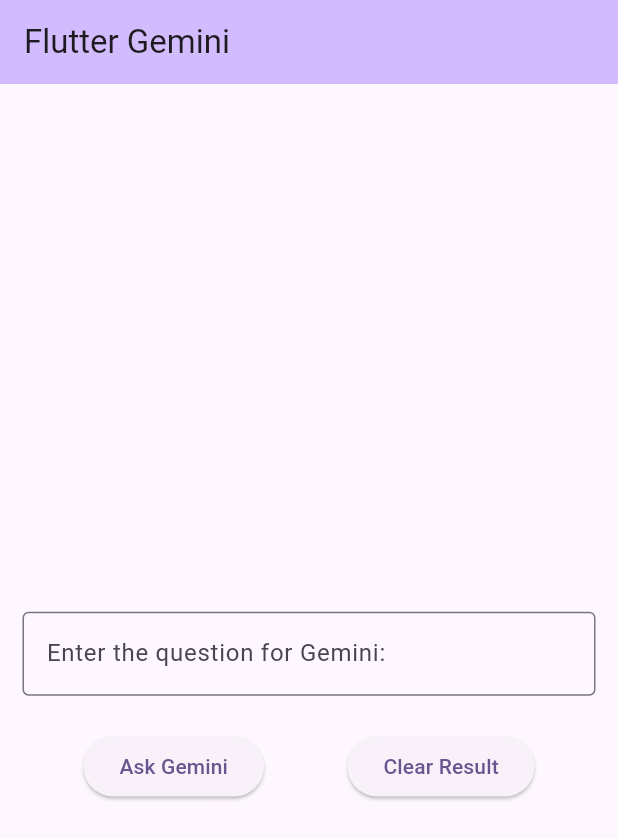
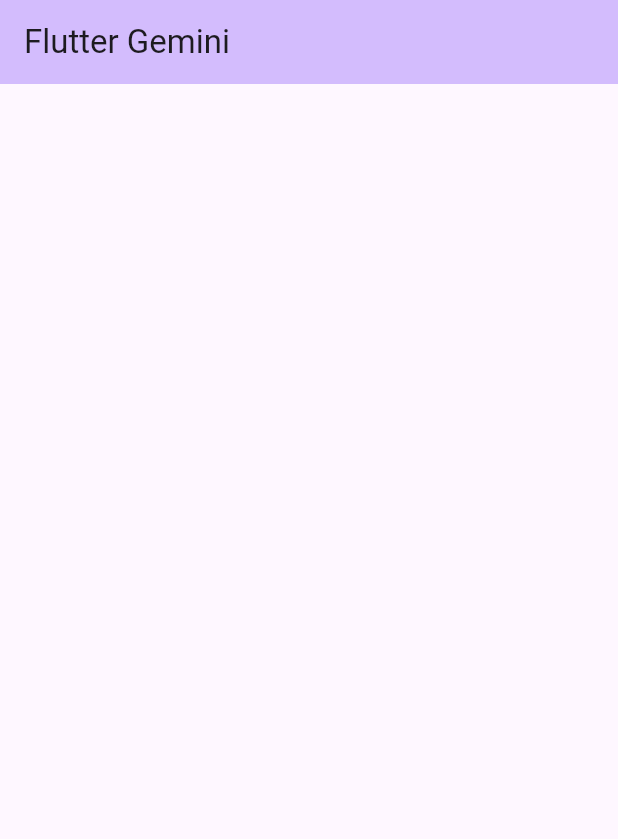
Before and after one commit to EngPeterAtef/gemini_bot_flutter, a Flutter app: the screen it shows after launch, on a phone screen of 412 x 824 dp. Shown: the top 839 px of the screen. Run offline on Flutter 3.47's test engine with Material 3 defaults, Android fonts, the phone set to English and light mode, and no system bars.

Commit message:
learning version init

```diff
--- a/lib/main.dart
+++ b/lib/main.dart
@@ -1,15 +1,12 @@
 import 'dart:async';
-
 import 'package:flutter/material.dart';
-import 'package:flutter_gemini/flutter_gemini.dart';
-import 'package:markdown_widget/markdown_widget.dart';
-import 'package:gemini_bot_flutter/components/code_wrapper.dart';
+// TODO: Import the flutter_gemini package
+// TODO: Import the markdown_widget package
+// TODO: Import the code_wrapper component
 
 void main() {
-  Gemini.init(
-    apiKey: const String.fromEnvironment('apiKey'),
-    enableDebugging: true,
-  );
+  // TODO: Initialize the Gemini instance
+  // TODO: pass the apiKey as environment variable
   runApp(const MyApp());
 }
 
@@ -21,9 +18,9 @@ class MyApp extends StatelessWidget {
     return MaterialApp(
       title: 'Flutter Gemini',
       debugShowCheckedModeBanner: false,
-      // themeMode: ThemeMode.dark,
       darkTheme: ThemeData(
-        colorScheme: ColorScheme.fromSeed(seedColor: Colors.deepPurple),
+        colorScheme: ColorScheme.fromSeed(
+            seedColor: const Color.fromARGB(255, 77, 12, 189)),
         useMaterial3: true,
       ),
       theme: ThemeData(
@@ -44,57 +41,36 @@ class MyHomePage extends StatefulWidget {
 }
 
 class _MyHomePageState extends State<MyHomePage> {
-  final _controller = TextEditingController();
-  final gemini = Gemini.instance;
+  // TODO: Create a TextEditingController
 
-  var _result = '';
-  bool _geminiAsk = true;
+  // TODO: Create a Gemini instance
 
-  /// This function is called when the user submits a question
+  // TODO: Create a variable to store the result of the question
+
+  // TODO: Create a variable to store the state of the model it represents if you can ask now or not
+
+  // TODO: Create a function to handle the submission of the question
+  /// _onSubmitQuestion is a function is called when the user submits a question
+  /// It takes the question [String] as a parameter and returns a [Future]
   Future<void>? _onSubmitQuestion(String val) async {
-    gemini
-        .text(
-      val,
-      generationConfig: GenerationConfig(
-        temperature: 0.5,
-        // maxOutputTokens: 512,
-      ),
-    )
-        .then((value) {
-      setState(() {
-        _result += value?.output ?? 'No result found';
-        print("Output: $value");
-      });
-    }).onError((e) {
-      print('text generation exception: ${e!}');
-    } as FutureOr<Null> Function(Object error, StackTrace stackTrace));
-    // Stream Generate Content
-    // gemini
-    //     .streamGenerateContent(
-    //   value,
-    //   generationConfig: GenerationConfig(
-    //     temperature: 0.5,
-    //     // maxOutputTokens: 512,
-    //   ),
-    // )
-    //     .listen((value) {
-    //   setState(() {
-    //     _result += value.output ?? 'No result found';
-    //     _geminiAsk = !_geminiAsk;
-    //     print("Output: $value");
-    //   });
-    // }).onError((e) {
-    //   print('streamGenerateContent exception: $e');
-    // });
+    // TODO: use the gemini instance to call text method that takes the question as parameter and also model configuration
+
+    // TODO: handle the result of the question using then method and also handle the error using onError method
+    // TODO: set the result of the question to the _result variable
+
+    // HINT: convert the error type to: FutureOr<Null> Function(Object error, StackTrace stackTrace));
   }
 
   @override
   Widget build(BuildContext context) {
+    // get the brightness of the theme
     final isDark = Theme.of(context).brightness == Brightness.dark;
-    final config =
-        isDark ? MarkdownConfig.darkConfig : MarkdownConfig.defaultConfig;
-    final codeWrapper =
-        (child, text, language) => CodeWrapperWidget(child, text, language);
+    // get the config of the markdown based on the brightness of the theme
+    // final config =
+    //     isDark ? MarkdownConfig.darkConfig : MarkdownConfig.defaultConfig;
+    // get the code wrapper component as a function
+    // final codeWrapper =
+    //     (child, text, language) => CodeWrapperWidget(child, text, language);
 
     return Scaffold(
       appBar: AppBar(
@@ -108,161 +84,34 @@ class _MyHomePageState extends State<MyHomePage> {
           height: MediaQuery.of(context).size.height,
           child: Column(
             mainAxisAlignment: MainAxisAlignment.center,
-            // crossAxisAlignment: CrossAxisAlignment.center,
             children: <Widget>[
               Padding(
                 padding: const EdgeInsets.all(15.0),
-                child: TextField(
-                  decoration: const InputDecoration(
-                    border: OutlineInputBorder(),
-                    labelText: 'Enter the question for Gemini:',
-                  ),
-                  controller: _controller,
-                  onSubmitted: (value) {
-                    _onSubmitQuestion(value);
-                    setState(() {
-                      _geminiAsk = !_geminiAsk; //it should be false
-                    });
-                  },
-                  enabled: _geminiAsk,
-                ),
+                // TODO: Create a TextField to take the question from the user and set the controller to the _controller
+                // TODO: Set the onSubmitted to the _onSubmitQuestion function and also set the toggle the _geminiAsk variable so that TextField is disabled
+                child: null,
               ),
               SizedBox(height: MediaQuery.of(context).size.height * 0.01),
-              Row(
-                mainAxisAlignment: MainAxisAlignment.spaceEvenly,
-                children: [
-                  ElevatedButton(
-                    onPressed: () {
-                      // after toggling the boolean
-                      setState(() {
-                        _geminiAsk = !_geminiAsk; //it should be false
-                        if (_geminiAsk == true) {
-                          // this means that you want to ask the question
-                          _result = '';
-                          _controller.clear();
-                        } else {
-                          _onSubmitQuestion(_controller.text);
-                        }
-                      });
-                    },
-                    child: Text(_geminiAsk ? 'Ask Gemini' : "Stop Execution"),
-                  ),
-                  ElevatedButton(
-                    onPressed: () {
-                      setState(() {
-                        _result = '';
-                        _geminiAsk = true;
-                        _controller.clear();
-                      });
-                    },
-                    child: const Text('Clear Result'),
-                  ),
-                ],
-              ),
+
+              // TODO: Create an ElevatedButton to submit the question and clear the result
+              // TODO: toggle state of _geminiAsk variable
+              // TODO: if _geminiAsk is true, set the _result to empty string and clear the _controller and if it is false, call the _onSubmitQuestion function. WHY?????
+              // TODO: the child of the ElevatedButton should be a Text widget with the text 'Ask Gemini' if _geminiAsk is true and 'Clear Result' if _geminiAsk is false
+
               SizedBox(height: MediaQuery.of(context).size.height * 0.01),
               // scrollable list to show the results of the questions
-              (_geminiAsk == false && _result == '')
-                  ? CircularProgressIndicator(
-                      valueColor: AlwaysStoppedAnimation<Color>(
-                          Theme.of(context)
-                              .colorScheme
-                              .inversePrimary), // Change the color
-                      strokeWidth: 4.0, // Adjust the thickness
-                      backgroundColor: Colors.grey, // Set the background color
-                    )
-                  : (_geminiAsk == false && _result != '')
-                      ? Expanded(
-                          child: Container(
-                            width: MediaQuery.of(context).size.width * 0.9,
-                            padding: const EdgeInsets.all(20),
-                            // margin: const EdgeInsets.only(bottom: 50),
-                            decoration: BoxDecoration(
-                              borderRadius: BorderRadius.circular(10),
-                              color:
-                                  Theme.of(context).colorScheme.inversePrimary,
-                            ),
-                            child: ListView.builder(
-                              itemCount: 2,
-                              itemBuilder: (context, index) {
-                                if (index == 1) {
-                                  // return ListTile(
-                                  //   title: Text(
-                                  //     _result,
-                                  //     style: const TextStyle(
-                                  //       color: Colors.white,
-                                  //       fontSize: 15,
-                                  //     ),
-                                  //   ),
-                                  // );
-                                  return MarkdownWidget(
-                                    data: _result,
-                                    config: config.copy(
-                                      configs: [
-                                        isDark
-                                            ? PreConfig.darkConfig
-                                                .copy(wrapper: codeWrapper)
-                                            : const PreConfig()
-                                                .copy(wrapper: codeWrapper),
-                                        const PConfig(
-                                          textStyle: TextStyle(
-                                            color: Colors.white,
-                                            fontSize: 15,
-                                          ),
-                                        ),
-                                        ListConfig(
-                                          marker: (isOrdered, depth, index) {
-                                            return Container(
-                                              margin: EdgeInsets.only(
-                                                  left: 10 * depth.toDouble()),
-                                              child: Text(
-                                                isOrdered
-                                                    ? '${index + 1}.'
-                                                    : '•',
-                                                style: const TextStyle(
-                                                  color: Colors.white,
-                                                  fontSize: 15,
-                                                ),
-                                              ),
-                                            );
-                                          },
-                                        )
-                                      ],
-                                    ),
-                                    selectable: true,
-                                    shrinkWrap: true,
-                                  );
-                                } else if (index == 0) {
-                                  return const ListTile(
-                                    title: Text(
-                                      'Gemini Response:',
-                                      style: TextStyle(
-                                        color: Colors.white,
-                                        fontSize: 20,
-                                        fontWeight: FontWeight.bold,
-                                      ),
-                                      textAlign: TextAlign.center,
-                                    ),
-                                  );
-                                } else {
-                                  return const SizedBox(
-                                    height: 10,
-                                  );
-                                }
-                              },
-                            ),
-                          ),
-                        )
-                      : const SizedBox(),
-              //this means the question has been asked
+              // TODO: create a condition to show a CircularProgressIndicator which is if you can't ask now and the result is empty that means it's laoding
+
+              // TODO: create a condition to show the result of the question if the question has been asked and the result is not empty
+              // TODO: use the MarkdownWidget to display the result of the question
+              // TODO: use the config and codeWrapper to style the result of the question
+              // TODO: otherwise show an empty container as this means the question has been asked
+
+              //
             ],
           ),
         ),
       ),
-      // floatingActionButton: FloatingActionButton(
-      //   onPressed: _incrementCounter,
-      //   tooltip: 'Increment',
-      //   child: const Icon(Icons.add),
-      // ),
     );
   }
 }
```
